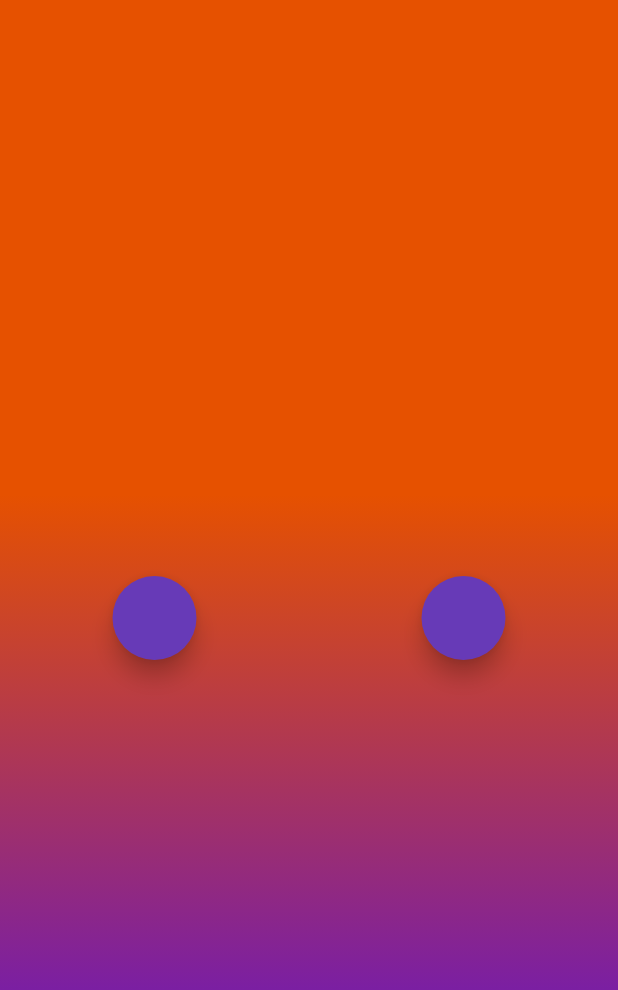
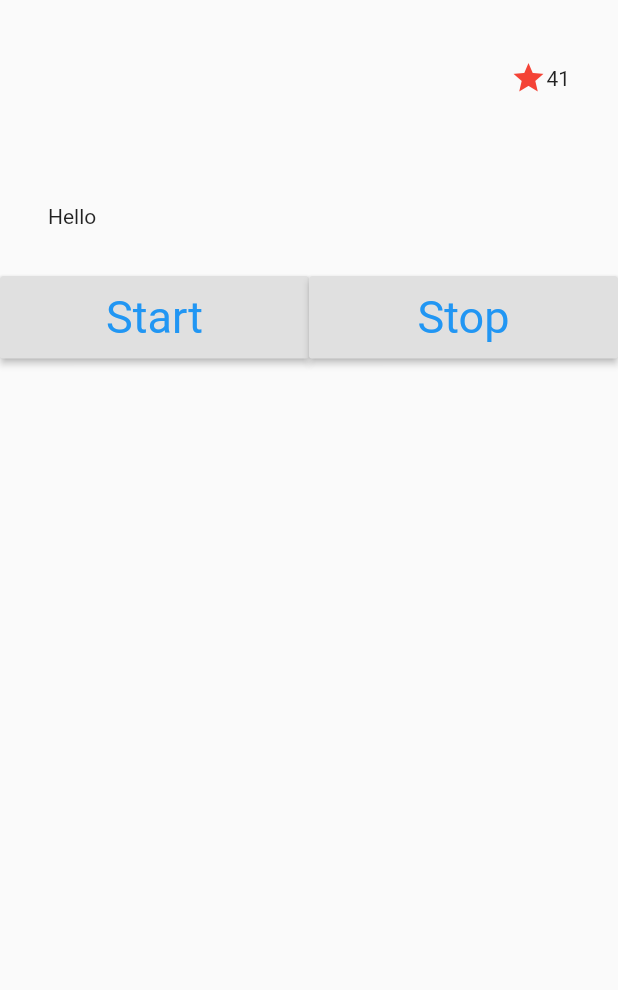
Before and after one commit to KeeshaCain/runningLapsForFun, a Flutter app: the screen it shows after launch, after a tap on the "arrow forward" icon, on a phone screen of 412 x 824 dp. Shown: the top 990 px of the screen. Run offline on Flutter 3.47's test engine with Material 2 defaults, Android fonts, the phone set to English and light mode, and no system bars.

Commit message:
new timer layout page & added a second page..page

```diff
--- a/lib/main.dart
+++ b/lib/main.dart
@@ -1,5 +1,6 @@
 import 'package:flutter/material.dart';
-import 'timer.dart';
+import 'secondPage.dart';
+
 
 void main() => runApp(new MyApp());
 
@@ -52,6 +53,7 @@ class _WelcomeScreenState extends State<WelcomeScreen> {
         ),
         child: new Center(
 
+
           child: new Column(
 
             mainAxisAlignment: MainAxisAlignment.center,
--- /dev/null
+++ b/lib/secondPage.dart
@@ -0,0 +1,141 @@
+
+import 'package:flutter/material.dart';
+import 'timer.dart';
+
+class TimerScreen extends StatelessWidget {
+  @override
+  Widget build(BuildContext context) {
+    Widget titleSection = Container(
+      padding: const EdgeInsets.all(32.0),
+      child: Row(
+        children: [
+          Expanded(
+            child: Column(
+              crossAxisAlignment: CrossAxisAlignment.start,
+              children: [
+                Container(
+                  padding: const EdgeInsets.only(bottom: 8.0),
+                  child: Text(
+                    '',
+                    style: TextStyle(
+                      fontWeight: FontWeight.bold,
+                    ),
+                  ),
+                ),
+                Text(
+                  '',
+                  style: TextStyle(
+                    color: Colors.grey[500],
+                  ),
+                ),
+              ],
+            ),
+          ),
+          Icon(
+            Icons.star,
+            color: Colors.red[500],
+          ),
+          Text('41'),
+        ],
+      ),
+    );
+
+//    Column buildButtonColumn(IconData icon, String label) {
+//      Color color = Theme.of(context).primaryColor;
+//
+//      return Column(
+//        mainAxisSize: MainAxisSize.min,
+//        mainAxisAlignment: MainAxisAlignment.center,
+//        children: [
+//          Icon(icon, color: color),
+//          Container(
+//            margin: const EdgeInsets.only(top: 8.0),
+//            child: Text(
+//              label,
+//              style: TextStyle(
+//                fontSize: 12.0,
+//                fontWeight: FontWeight.w400,
+//                color: color,
+//              ),
+//            ),
+//          ),
+//        ],
+//      );
+//    }
+
+    Widget bottomButtons;
+    bottomButtons = Container (
+
+//TODO Why are the buttons not at the bottom of the screen? Is the code below causing this?
+      child: new Align(
+        alignment: Alignment.bottomCenter,
+        child: Row(
+          mainAxisAlignment: MainAxisAlignment.center,
+          children: <Widget>[
+            new Expanded(
+              child: new RaisedButton(
+                padding: const EdgeInsets.only(top: 10.0, bottom: 10.0),
+                child: Text(
+                  'Start',
+                  style: TextStyle(
+                    fontSize: 30.0,
+                    fontWeight: FontWeight.w400,
+                    color: Colors.blue,
+                  ),
+                ),
+                onPressed: (){
+
+//TODO button changes to reset when start is pressed
+
+                },
+              ),
+            ),
+            new Expanded(
+              child: new RaisedButton(
+                padding: const EdgeInsets.only(top: 10.0, bottom: 10.0),
+                child: Text(
+                  'Stop',
+                  style: TextStyle(
+                    fontSize: 30.0,
+                    fontWeight: FontWeight.w400,
+                    color: Colors.blue,
+                  ),
+                ),
+                onPressed:(){}
+//TODO button changes to lap when start is pressed
+
+
+              ),
+            ),
+          ],
+        ),
+      ),
+    );
+
+    Widget textSection = Container(
+      padding: const EdgeInsets.all(32.0),
+      child: Text(
+        'Hello',
+      ),
+    );
+
+    return MaterialApp(
+      title: 'Flutter Demo',
+      home: Scaffold(
+        body: ListView(
+          children: [
+//            Image.asset(
+//              'images/lake.jpg',
+//              width: 600.0,
+//              height: 240.0,
+//              fit: BoxFit.cover,
+//            ),
+            titleSection,
+            textSection,
+            bottomButtons,
+          ],
+        ),
+      ),
+    );
+  }
+}
--- a/lib/timer.dart
+++ b/lib/timer.dart
@@ -1,58 +1,44 @@
 import 'package:flutter/material.dart';
-import 'dart:async';
 
-class TimerScreen extends StatelessWidget {
+class ButtonDemo extends StatefulWidget {
+  @override
+  State<StatefulWidget> createState() {
+    return new ButtonDemoState();
+  }
+}
+
+class ButtonDemoState extends State<ButtonDemo> {
+  int number = 0;
+
+  void subtractNumbers() {
+    setState(() {
+      number = number - 1;
+    });
+  }
+
+  void addNumbers() {
+    setState(() {
+      number = number + 1;
+    });
+  }
 
   @override
   Widget build(BuildContext context) {
     return new Scaffold(
-      body: new Container(
-        decoration: new BoxDecoration(
-          gradient: new LinearGradient(
-            begin: Alignment.topCenter,
-            end: Alignment.bottomCenter,
-            stops: [0.4, 0.8],
-            colors: [
-              Colors.orange[900],
-              Colors.purple[700],
-            ],
-          ),
-        ),
-        child: new Center(
-          child: new Row(
+        body: new Center(
+          child: new Column(
+            mainAxisAlignment: MainAxisAlignment.center,
             children: <Widget>[
-              Expanded(
-                child: new FloatingActionButton(
-                  heroTag: null,
-                  onPressed: () {
-                  },
-                ),
-              ),
-              Expanded(
-                child: new FloatingActionButton(
-                  heroTag: null,
-                  onPressed: () {},
+              new Text(
+                '$number',
+                style: new TextStyle(
+                  fontWeight: FontWeight.bold,
+                  fontSize: 160.0,
+                  fontFamily: 'Roboto',
                 ),
               ),
             ],
           ),
-        ),
-      ),
-    );
+        ));
   }
 }
-
-class Timer extends StatefulWidget{
-  Timer({Key key}) : super(key: key);
-
-  _TimerState createState() => new _TimerState();
-}
-
-class _TimerState extends State<Timer>{
-
-  final Stopwatch stopwatch = Stopwatch();
-
-
-
-
-}
--- a/pubspec.yaml
+++ b/pubspec.yaml
@@ -8,6 +8,7 @@ dependencies:
   # The following adds the Cupertino Icons font to your application.
   # Use with the CupertinoIcons class for iOS style icons.
   cupertino_icons: ^0.1.0
+  english_words: ^3.1.0
 
 dev_dependencies:
   flutter_test:
```
Also changed, not shown: pubspec.lock.
